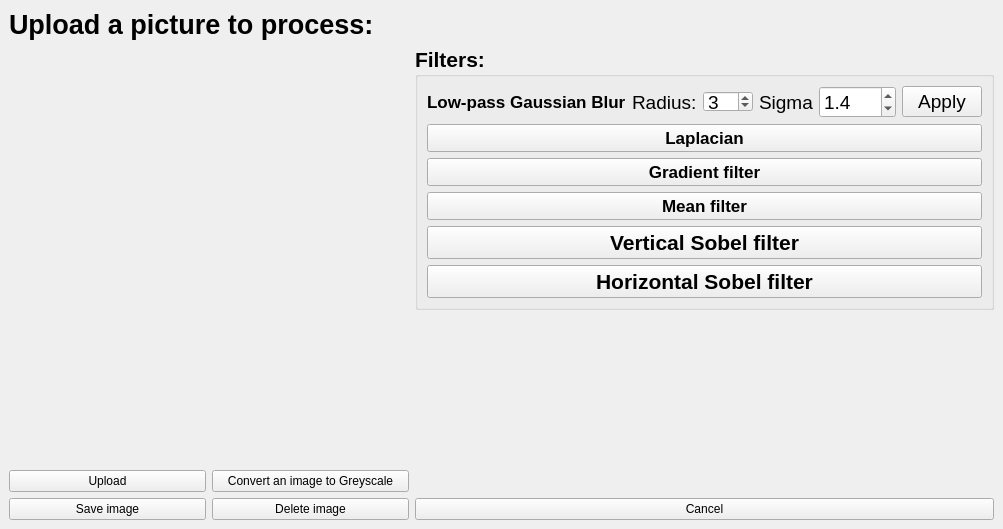
The window that image_processing.ui (RitaPlusPlus/image-processing) describes before a commit, drawn with Qt 5.
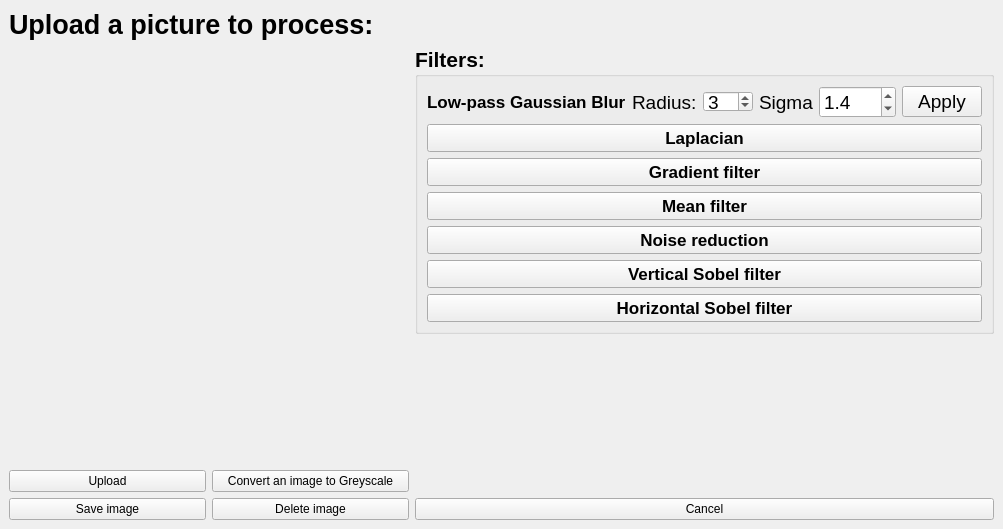
The same window after the commit.

Diff of the .ui file:
```diff
--- a/image_processing.ui
+++ b/image_processing.ui
@@ -234,8 +234,29 @@
            </property>
           </widget>
          </item>
+         <item>
+          <widget class="QPushButton" name="pushButton">
+           <property name="font">
+            <font>
+             <family>Arial</family>
+             <pointsize>13</pointsize>
+             <bold>true</bold>
+            </font>
+           </property>
+           <property name="text">
+            <string>Noise reduction</string>
+           </property>
+          </widget>
+         </item>
          <item>
           <widget class="QPushButton" name="pushB_vSobel">
+           <property name="font">
+            <font>
+             <family>Arial</family>
+             <pointsize>13</pointsize>
+             <bold>true</bold>
+            </font>
+           </property>
            <property name="text">
             <string>Vertical Sobel filter</string>
            </property>
@@ -243,6 +264,13 @@
          </item>
          <item>
           <widget class="QPushButton" name="pushB_hSobel">
+           <property name="font">
+            <font>
+             <family>Arial</family>
+             <pointsize>13</pointsize>
+             <bold>true</bold>
+            </font>
+           </property>
            <property name="text">
             <string>Horizontal Sobel filter</string>
            </property>
```
